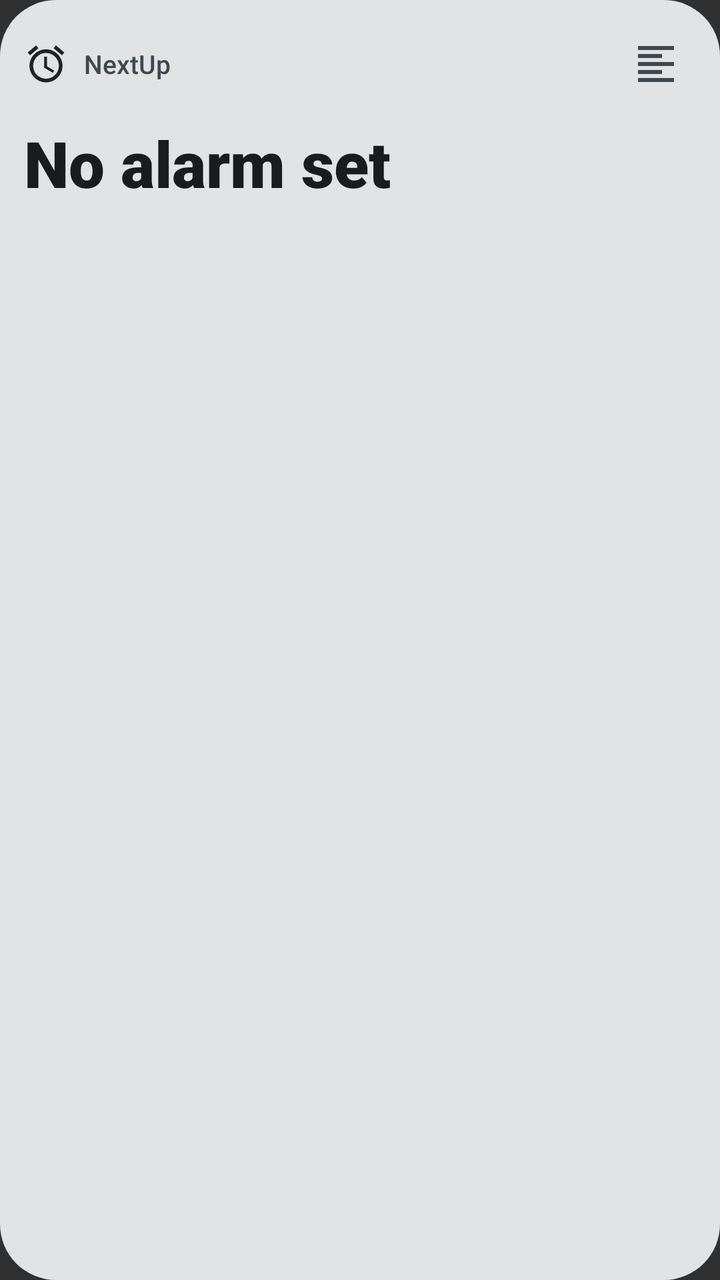
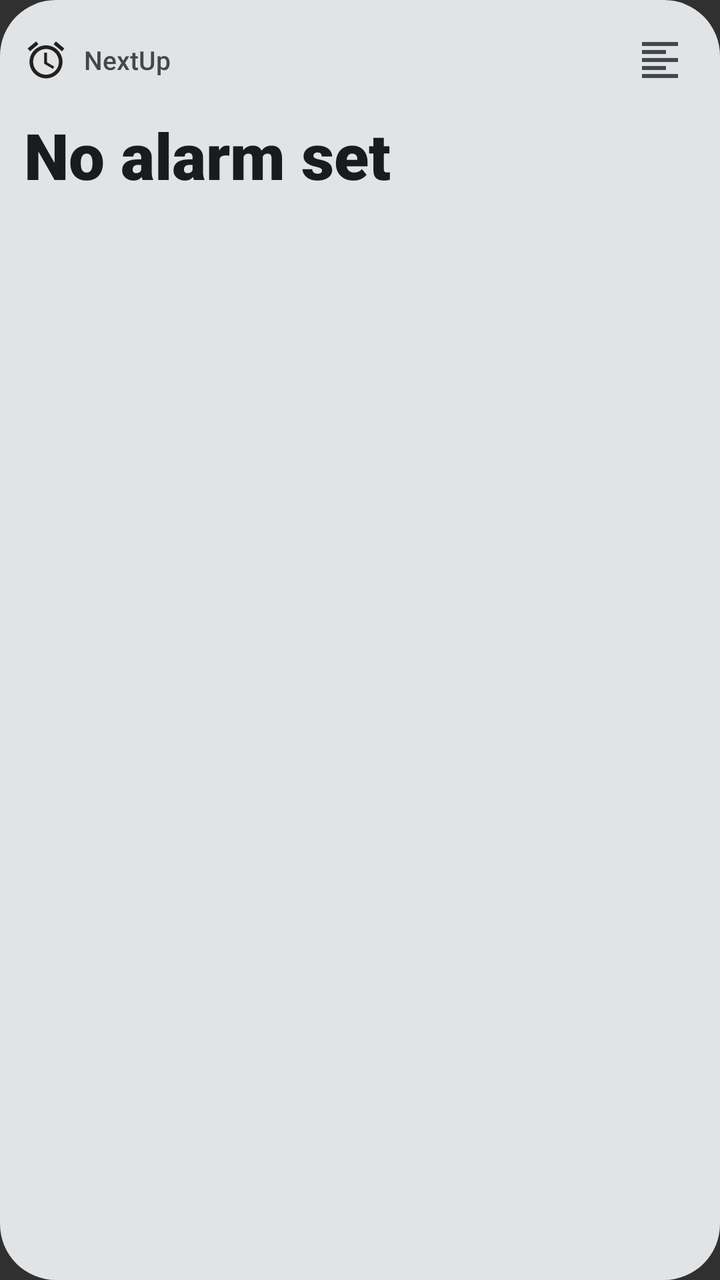

Before-and-after screenshots of an Android layout around one commit, followed by the original layout XML and the change that was made.
<!-- AndroidManifest.xml: application theme android:Theme.Material.NoActionBar -->
<!-- res/layout/widget_next_up.xml -->
<?xml version="1.0" encoding="utf-8"?>
<RelativeLayout xmlns:android="http://schemas.android.com/apk/res/android"
    android:id="@+id/widget_root"
    android:layout_width="match_parent"
    android:layout_height="match_parent"
    android:background="@drawable/widget_background"
    android:padding="12dp">

    
    <LinearLayout
        android:id="@+id/widget_top_bar"
        android:layout_width="match_parent"
        android:layout_height="wrap_content"
        android:gravity="center_vertical"
        android:orientation="horizontal">

        
        <LinearLayout
            android:id="@+id/widget_header"
            android:layout_width="0dp"
            android:layout_height="wrap_content"
            android:layout_weight="1"
            android:gravity="center_vertical"
            android:orientation="horizontal">

            <ImageView
                android:id="@+id/widget_icon"
                android:layout_width="22dp"
                android:layout_height="22dp"
                android:contentDescription="@string/app_name"
                android:src="@drawable/ic_alarm" />

            <TextView
                android:id="@+id/widget_title"
                android:layout_width="wrap_content"
                android:layout_height="wrap_content"
                android:layout_marginStart="8dp"
                android:ellipsize="end"
                android:fontFamily="sans-serif-medium"
                android:maxLines="1"
                android:text="@string/app_name"
                android:textColor="@color/widget_on_surface_variant"
                android:textSize="13sp" />
        </LinearLayout>

        
        <ImageView
            android:id="@+id/widget_btn_align_toggle"
            android:layout_width="40dp"
            android:layout_height="40dp"
            android:padding="8dp"
            android:contentDescription="@string/widget_alignment_title"
            android:src="@drawable/ic_format_align_left" />
    </LinearLayout>

    
    <LinearLayout
        android:layout_width="match_parent"
        android:layout_height="wrap_content"
        android:layout_below="@id/widget_top_bar"
        android:layout_centerVertical="true"
        android:layout_marginTop="8dp"
        android:orientation="vertical">

        <TextView
            android:id="@+id/widget_countdown"
            android:layout_width="match_parent"
            android:layout_height="wrap_content"
            android:autoSizeMaxTextSize="38sp"
            android:autoSizeMinTextSize="16sp"
            android:autoSizeStepGranularity="1sp"
            android:autoSizeTextType="uniform"
            android:ellipsize="none"
            android:fontFamily="sans-serif-black"
            android:maxLines="1"
            android:text="@string/no_alarm_set"
            android:textColor="@color/widget_on_surface"
            android:textSize="32sp" />

        <TextView
            android:id="@+id/widget_alarm_time"
            android:layout_width="match_parent"
            android:layout_height="wrap_content"
            android:layout_marginTop="2dp"
            android:ellipsize="none"
            android:fontFamily="sans-serif"
            android:maxLines="2"
            android:text=""
            android:textColor="@color/widget_on_surface_variant"
            android:textSize="13sp" />
    </LinearLayout>

</RelativeLayout>
<!-- resources referenced by this layout -->
<resources>
  <color name="widget_on_surface">#1D1B20</color>
  <color name="widget_on_surface_variant">#49454F</color>
  <!-- drawable ic_alarm (drawable) -->
  <vector xmlns:android="http://schemas.android.com/apk/res/android"
      android:width="24dp"
      android:height="24dp"
      android:viewportWidth="24"
      android:viewportHeight="24"
      android:tint="?android:attr/colorPrimary">
      <path
          android:fillColor="@android:color/white"
          android:pathData="M22,5.72l-4.6,-3.86 -1.29,1.53 4.6,3.86L22,5.72zM7.88,3.39L6.6,1.86 2,5.71l1.29,1.53 4.59,-3.85zM12.5,8H11v6l4.75,2.85 0.75,-1.23 -4,-2.37V8zM12,4c-4.97,0 -9,4.03 -9,9s4.02,9 9,9 9,-4.03 9,-9 -4.03,-9 -9,-9zM12,20c-3.87,0 -7,-3.13 -7,-7s3.13,-7 7,-7 7,3.13 7,7 -3.13,7 -7,7z"/>
  </vector>
  <!-- drawable ic_format_align_left (drawable) -->
  <vector xmlns:android="http://schemas.android.com/apk/res/android"
      android:width="24dp"
      android:height="24dp"
      android:viewportWidth="24"
      android:viewportHeight="24"
      android:tint="@color/widget_on_surface_variant">
      <path
          android:fillColor="@android:color/white"
          android:pathData="M15,15H3v2h12v-2zm0,-8H3v2h12V7zM3,13h18v-2H3v2zm0,8h18v-2H3v2zM3,3v2h18V3H3z" />
  </vector>
  <!-- drawable widget_background (drawable) -->
  <?xml version="1.0" encoding="utf-8"?>
  <shape xmlns:android="http://schemas.android.com/apk/res/android"
      android:shape="rectangle">
      <corners android:radius="28dp" />
      <solid android:color="@color/widget_surface" />
  </shape>
  <string name="app_name">NextUp</string>
  <string name="no_alarm_set">No alarm set</string>
  <string name="widget_alignment_title">Widget Text Alignment</string>
  <color name="widget_surface">#F2EDF7</color>
</resources>

<!-- the commit's change to res/layout/widget_next_up.xml (unified diff, before → after) -->
@@ -1,9 +1,10 @@
 <?xml version="1.0" encoding="utf-8"?>
-<RelativeLayout xmlns:android="http://schemas.android.com/apk/res/android"
+<LinearLayout xmlns:android="http://schemas.android.com/apk/res/android"
     android:id="@+id/widget_root"
     android:layout_width="match_parent"
     android:layout_height="match_parent"
     android:background="@drawable/widget_background"
+    android:orientation="vertical"
     android:padding="12dp">
 
     
@@ -46,24 +47,24 @@
         
         <ImageView
             android:id="@+id/widget_btn_align_toggle"
-            android:layout_width="40dp"
-            android:layout_height="40dp"
-            android:padding="8dp"
+            android:layout_width="36dp"
+            android:layout_height="36dp"
+            android:padding="6dp"
             android:contentDescription="@string/widget_alignment_title"
             android:src="@drawable/ic_format_align_left" />
     </LinearLayout>
 
     
     <LinearLayout
+        android:id="@+id/widget_alarm_section_left"
         android:layout_width="match_parent"
         android:layout_height="wrap_content"
-        android:layout_below="@id/widget_top_bar"
-        android:layout_centerVertical="true"
         android:layout_marginTop="8dp"
-        android:orientation="vertical">
+        android:orientation="vertical"
+        android:visibility="visible">
 
         <TextView
-            android:id="@+id/widget_countdown"
+            android:id="@+id/widget_countdown_left"
             android:layout_width="match_parent"
             android:layout_height="wrap_content"
             android:autoSizeMaxTextSize="38sp"
@@ -72,22 +73,70 @@
             android:autoSizeTextType="uniform"
             android:ellipsize="none"
             android:fontFamily="sans-serif-black"
+            android:gravity="start|center_vertical"
+            android:textAlignment="viewStart"
             android:maxLines="1"
             android:text="@string/no_alarm_set"
             android:textColor="@color/widget_on_surface"
             android:textSize="32sp" />
 
         <TextView
-            android:id="@+id/widget_alarm_time"
+            android:id="@+id/widget_alarm_time_left"
             android:layout_width="match_parent"
             android:layout_height="wrap_content"
             android:layout_marginTop="2dp"
             android:ellipsize="none"
             android:fontFamily="sans-serif"
+            android:gravity="start|center_vertical"
+            android:textAlignment="viewStart"
             android:maxLines="2"
             android:text=""
             android:textColor="@color/widget_on_surface_variant"
             android:textSize="13sp" />
     </LinearLayout>
 
-</RelativeLayout>
+    
+    <LinearLayout
+        android:id="@+id/widget_alarm_section_center"
+        android:layout_width="match_parent"
+        android:layout_height="wrap_content"
+        android:layout_marginTop="8dp"
+        android:gravity="center_horizontal"
+        android:orientation="vertical"
+        android:visibility="gone">
+
+        <TextView
+            android:id="@+id/widget_countdown_center"
+            android:layout_width="match_parent"
+            android:layout_height="wrap_content"
+            android:layout_gravity="center_horizontal"
+            android:autoSizeMaxTextSize="38sp"
+            android:autoSizeMinTextSize="16sp"
+            android:autoSizeStepGranularity="1sp"
+            android:autoSizeTextType="uniform"
+            android:ellipsize="none"
+            android:fontFamily="sans-serif-black"
+            android:gravity="center"
+            android:textAlignment="center"
+            android:maxLines="1"
+            android:text="@string/no_alarm_set"
+            android:textColor="@color/widget_on_surface"
+            android:textSize="32sp" />
+
+        <TextView
+            android:id="@+id/widget_alarm_time_center"
+            android:layout_width="match_parent"
+            android:layout_height="wrap_content"
+            android:layout_gravity="center_horizontal"
+            android:layout_marginTop="2dp"
+            android:ellipsize="none"
+            android:fontFamily="sans-serif"
+            android:gravity="center"
+            android:textAlignment="center"
+            android:maxLines="2"
+            android:text=""
+            android:textColor="@color/widget_on_surface_variant"
+            android:textSize="13sp" />
+    </LinearLayout>
+
+</LinearLayout>
